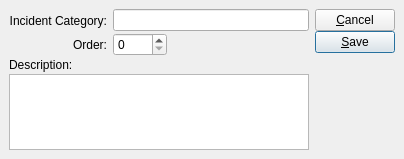
Qt form guiclient/incidentCategory.ui (Pegasus-RPG/xtuple-client) before a commit.
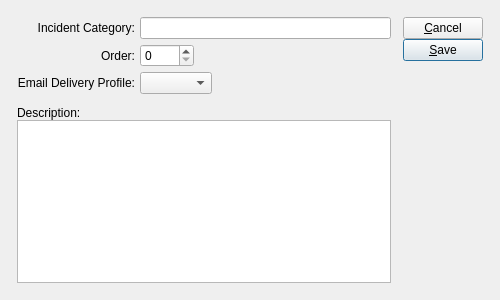
The same form after that commit. Custom widgets are drawn as their Qt base class.

Commit message: issue #7964:  Add ability to transmit invoice pdf with incidents linked to A/R invoice.

```diff
--- a/guiclient/incidentCategory.ui
+++ b/guiclient/incidentCategory.ui
@@ -8,45 +8,25 @@
    <rect>
     <x>0</x>
     <y>0</y>
-    <width>404</width>
-    <height>159</height>
+    <width>500</width>
+    <height>300</height>
    </rect>
   </property>
   <property name="windowTitle" >
    <string>Incident Category</string>
   </property>
-  <layout class="QHBoxLayout" >
+  <layout class="QGridLayout" name="gridLayout_3" >
+   <item row="0" column="0" >
+    <layout class="QGridLayout" name="gridLayout_2" >
    <property name="margin" >
-    <number>9</number>
+      <number>12</number>
    </property>
    <property name="spacing" >
-    <number>6</number>
-   </property>
-   <item>
-    <layout class="QVBoxLayout" >
-     <property name="margin" >
-      <number>0</number>
-     </property>
-     <property name="spacing" >
-      <number>2</number>
-     </property>
-     <item>
-      <layout class="QHBoxLayout" >
-       <property name="margin" >
-        <number>0</number>
-       </property>
-       <property name="spacing" >
-        <number>6</number>
-       </property>
-       <item>
-        <layout class="QVBoxLayout" >
-         <property name="margin" >
-          <number>0</number>
-         </property>
-         <property name="spacing" >
-          <number>2</number>
-         </property>
-         <item>
+      <number>12</number>
+     </property>
+     <item row="0" column="0" >
+      <layout class="QGridLayout" name="gridLayout" >
+       <item row="0" column="0" >
           <widget class="QLabel" name="_nameLit" >
            <property name="text" >
             <string>Incident Category:</string>
@@ -59,7 +39,7 @@
            </property>
           </widget>
          </item>
-         <item>
+       <item row="1" column="0" >
           <widget class="QLabel" name="_orderLit" >
            <property name="text" >
             <string>Order:</string>
@@ -69,24 +49,21 @@
            </property>
           </widget>
          </item>
-        </layout>
+       <item row="2" column="0" >
+        <widget class="QLabel" name="_ediprofileLit" >
+         <property name="text" >
+          <string>Email Delivery Profile:</string>
+         </property>
+         <property name="alignment" >
+          <set>Qt::AlignRight|Qt::AlignTrailing|Qt::AlignVCenter</set>
+         </property>
+        </widget>
        </item>
-       <item>
-        <layout class="QVBoxLayout" >
-         <property name="margin" >
-          <number>0</number>
-         </property>
-         <property name="spacing" >
-          <number>2</number>
-         </property>
-         <item>
+       <item row="0" column="1" >
           <widget class="XLineEdit" name="_name" />
          </item>
-         <item>
+       <item row="1" column="1" >
           <layout class="QHBoxLayout" >
-           <property name="margin" >
-            <number>0</number>
-           </property>
            <property name="spacing" >
             <number>5</number>
            </property>
@@ -115,43 +92,37 @@
            </item>
           </layout>
          </item>
-        </layout>
-       </item>
-      </layout>
-     </item>
+       <item row="2" column="1" >
+        <layout class="QHBoxLayout" name="horizontalLayout" >
      <item>
-      <widget class="QLabel" name="_descripLit" >
-       <property name="text" >
-        <string>Description:</string>
+          <widget class="XComboBox" name="_ediprofile" >
+           <property name="allowNull" >
+            <bool>true</bool>
+           </property>
+           <property name="type" >
+            <enum>XComboBox::Adhoc</enum>
        </property>
       </widget>
      </item>
      <item>
-      <widget class="QTextEdit" name="_descrip" />
-     </item>
-     <item>
-      <spacer>
+          <spacer name="horizontalSpacer" >
        <property name="orientation" >
-        <enum>Qt::Vertical</enum>
-       </property>
-       <property name="sizeType" >
-        <enum>QSizePolicy::Expanding</enum>
-       </property>
-       <property name="sizeHint" >
+            <enum>Qt::Horizontal</enum>
+           </property>
+           <property name="sizeHint" stdset="0" >
         <size>
-         <width>20</width>
-         <height>40</height>
+             <width>40</width>
+             <height>0</height>
         </size>
        </property>
       </spacer>
      </item>
     </layout>
    </item>
-   <item>
+      </layout>
+     </item>
+     <item rowspan="2" row="0" column="1" >
     <layout class="QVBoxLayout" >
-     <property name="margin" >
-      <number>0</number>
-     </property>
      <property name="spacing" >
       <number>0</number>
      </property>
@@ -180,7 +151,7 @@
        <property name="sizeType" >
         <enum>QSizePolicy::Expanding</enum>
        </property>
-       <property name="sizeHint" >
+         <property name="sizeHint" stdset="0" >
         <size>
          <width>20</width>
          <height>20</height>
@@ -190,11 +161,45 @@
      </item>
     </layout>
    </item>
+     <item row="1" column="0" >
+      <layout class="QVBoxLayout" name="verticalLayout" >
+       <property name="spacing" >
+        <number>0</number>
+       </property>
+       <property name="bottomMargin" >
+        <number>0</number>
+       </property>
+       <item>
+        <widget class="QLabel" name="_descripLit" >
+         <property name="text" >
+          <string>Description:</string>
+         </property>
+        </widget>
+       </item>
+       <item>
+        <widget class="QTextEdit" name="_descrip" >
+         <property name="sizePolicy" >
+          <sizepolicy vsizetype="Expanding" hsizetype="Expanding" >
+           <horstretch>0</horstretch>
+           <verstretch>1</verstretch>
+          </sizepolicy>
+         </property>
+        </widget>
+       </item>
+      </layout>
+     </item>
+    </layout>
+   </item>
   </layout>
  </widget>
  <layoutdefault spacing="5" margin="5" />
  <pixmapfunction>qPixmapFromMimeSource</pixmapfunction>
  <customwidgets>
+  <customwidget>
+   <class>XComboBox</class>
+   <extends>QComboBox</extends>
+   <header>xcombobox.h</header>
+  </customwidget>
   <customwidget>
    <class>XLineEdit</class>
    <extends>QLineEdit</extends>
```
Left out of the diff: 8 changed lines with no effect on the pictures. Lines whose indentation alone changed are shown as unchanged. The commit also changes 9 other files.
